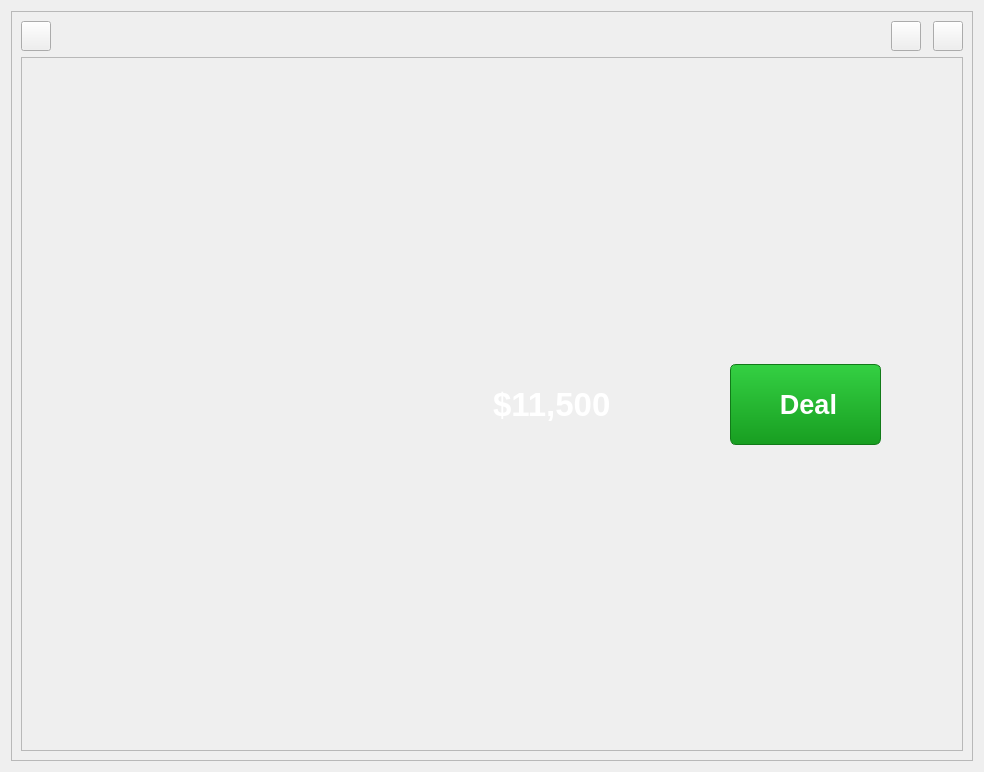
Above: src/presentation/widgets/MainWindow/temp2.ui from OlexandrNikolaiev/BlackJack_GUI before the change. Below: the same form after it.
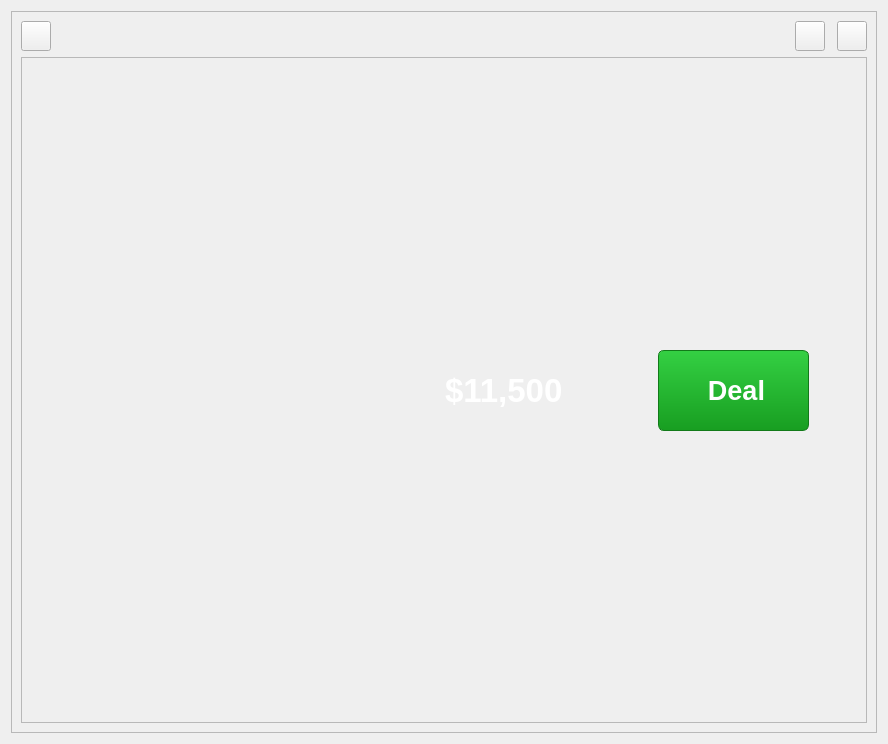
That is the form after the change. Icons and pictures are not drawn. Custom widgets are drawn as their Qt base class.

Patch:
```diff
--- a/src/presentation/widgets/MainWindow/temp2.ui
+++ b/src/presentation/widgets/MainWindow/temp2.ui
@@ -6,8 +6,8 @@
    <rect>
     <x>0</x>
     <y>0</y>
-    <width>984</width>
-    <height>772</height>
+    <width>888</width>
+    <height>744</height>
    </rect>
   </property>
   <property name="windowTitle">
```
